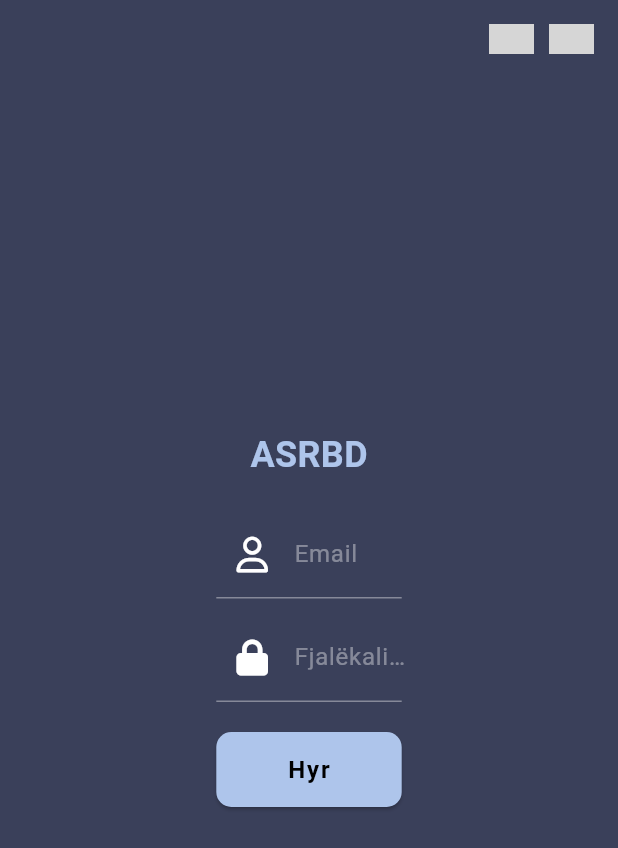
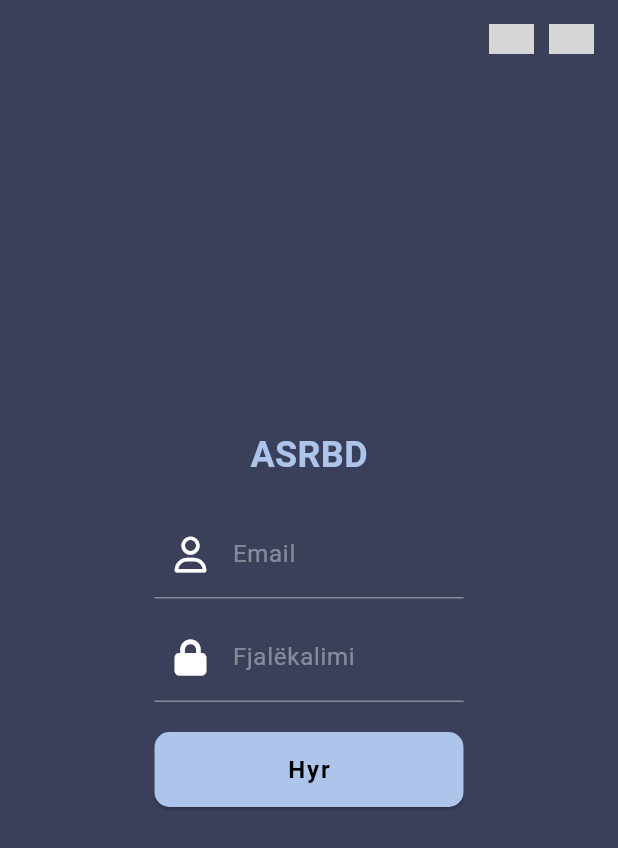
Before and after one commit to florianika/asrbd-mobile, a Flutter app: the LoginTablet screen opened directly, on a phone screen of 412 x 824 dp. Shown: the top 848 px of the screen. Run offline on Flutter 3.47's test engine with Material 3 defaults, Android fonts, the phone set to English and light mode, and no system bars; our stand-ins replace dio, flutter_bloc, flutter_dotenv, flutter_map, flutter_spinkit, font_awesome_flutter and 3 more; missing offline and left inert: country_flags, flutter_map_geojson; accounts and stored records are empty; grey boxes are pictures that could not be loaded.

```diff
--- a/lib/core/api/entrance_api.dart
+++ b/lib/core/api/entrance_api.dart
@@ -4,7 +4,7 @@ import 'api_client.dart';
 import 'api_endpoints.dart';
 
 class EntranceApi {
-  final ApiClient _apiClient = ApiClient(EsriConfig.portalBaseUrl);
+  final ApiClient _apiClient = ApiClient(baseUrl: EsriConfig.portalBaseUrl);
 
   Future<Response> getEntrances(String esriToken) async {
     return await _apiClient
--- a/lib/core/services/storage_service.dart
+++ b/lib/core/services/storage_service.dart
@@ -14,6 +14,4 @@ class StorageService {
     final prefs = await SharedPreferences.getInstance();
     return prefs.getString(key);
   }
-
-  // Other methods for storing data like int, bool, etc.
 }
--- a/lib/features/auth/presentation/layout/login_tablet.dart
+++ b/lib/features/auth/presentation/layout/login_tablet.dart
@@ -11,11 +11,18 @@ import 'package:asrdb/localization/localization.dart';
 import 'package:asrdb/routing/route_manager.dart';
 import 'package:asrdb/core/config/app_config.dart';
 
-class LoginTablet extends StatelessWidget {
+class LoginTablet extends StatefulWidget {
   LoginTablet({super.key});
 
+  @override
+  State<LoginTablet> createState() => _LoginTabletState();
+}
+
+class _LoginTabletState extends State<LoginTablet> {
   final TextEditingController emailController = TextEditingController();
+
   final TextEditingController passwordController = TextEditingController();
+
   final GlobalKey<FormState> _formKey = GlobalKey<FormState>();
 
   void _onLogin(BuildContext context) {
@@ -60,7 +67,7 @@ class LoginTablet extends StatelessWidget {
                       isLoading: state is AuthLoading,
                       child: Center(
                         child: SizedBox(
-                          width: MediaQuery.of(context).size.width * 0.3,
+                          width: MediaQuery.of(context).size.width * 0.5,
                           child: Column(
                             mainAxisSize: MainAxisSize.min,
                             children: [
```
Also changed, not shown: lib/core/api/api_client.dart (+38 -23 lines), lib/core/api/auth_api.dart (+6 -10 lines), lib/core/services/auth_service.dart (+4 -4 lines).
